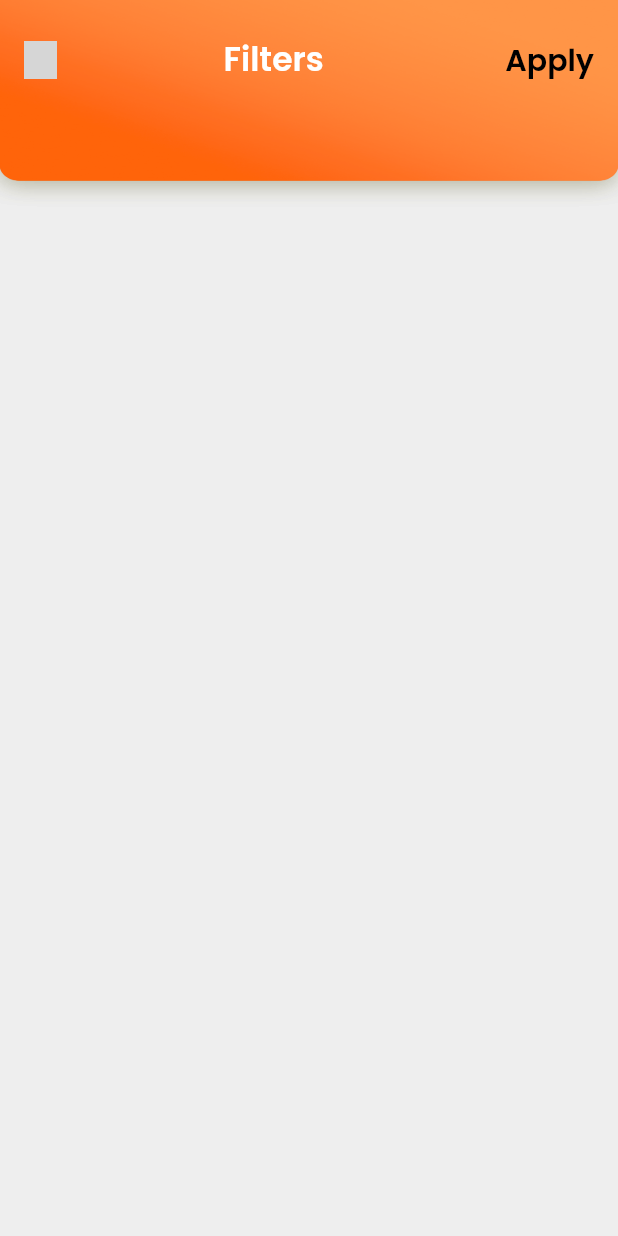
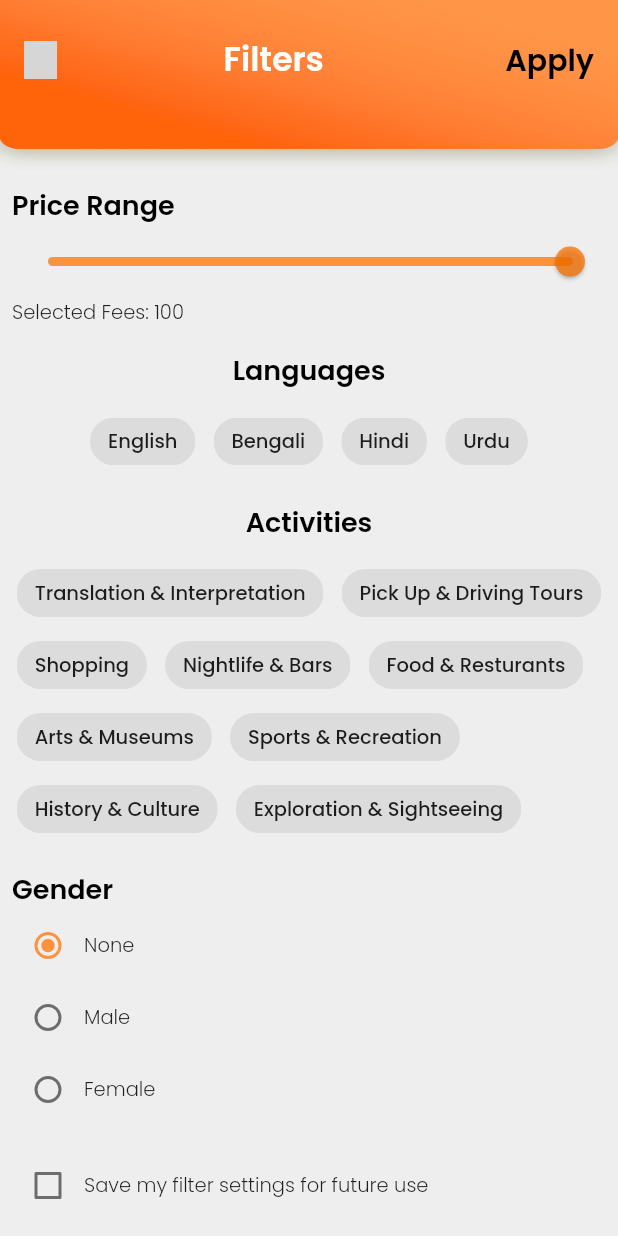
Before and after one commit to developersmartvoice/showbd, a Flutter app: the SearchedScreen screen opened directly, on a phone screen of 412 x 824 dp. Run offline on Flutter 3.47's test engine with Material 2 defaults, Android fonts, the phone set to English and light mode, and no system bars; our stand-ins replace cached_network_image, carousel_slider, cloud_firestore, dio, dotted_border, email_validator and 23 more; missing offline and left inert: connectycube_flutter_call_kit, connectycube_sdk, flutter_background, flutter_inappwebview, flutter_login_facebook, flutter_ringtone_player and 5 more; accounts and stored records are empty; network calls fail; statements that could not run were skipped; grey boxes are pictures that could not be loaded.

Commit message:
Searche Screen is changed to filter and added all the input field as like as show around

```diff
--- a/lib/views/SearchedScreen.dart
+++ b/lib/views/SearchedScreen.dart
@@ -35,6 +35,11 @@ class _SearchedScreenState extends State<SearchedScreen> {
   TextEditingController _textController = TextEditingController();
   SpecialityClass? specialityClass;
   List<String> departmentList = [];
+  double priceRange = 100;
+  List<String> selectedLanguages = [];
+  List<String> selectedActivities = [];
+  int selectedGender = 0; // 0: None, 1: Male, 2: Female
+  bool saveFilterSettings = false;
 
   @override
   void initState() {
@@ -43,13 +48,13 @@ class _SearchedScreenState extends State<SearchedScreen> {
     // _onChanged(widget.keyword);
     // _textController.text = widget.keyword;
     // searchKeyword = widget.keyword;
-    _scrollController.addListener(() {
-      if (_scrollController.position.pixels ==
-          _scrollController.position.maxScrollExtent) {
-        //print("Loadmore");
-        _loadMoreFunc();
-      }
-    });
+    // _scrollController.addListener(() {
+    //   if (_scrollController.position.pixels ==
+    //       _scrollController.position.maxScrollExtent) {
+    //     //print("Loadmore");
+    //     _loadMoreFunc();
+    //   }
+    // });
   }
 
   @override
@@ -276,7 +281,7 @@ class _SearchedScreenState extends State<SearchedScreen> {
       children: [
         Image.asset(
           "assets/homeScreenImages/header_bg.png",
-          height: 140,
+          height: MediaQuery.of(context).size.height * 0.14,
           width: MediaQuery.of(context).size.width,
           fit: BoxFit.fill,
         ),
@@ -447,9 +452,190 @@ class _SearchedScreenState extends State<SearchedScreen> {
   }
 
   Widget body() {
+    return Container(
+      child: Padding(
+        padding: const EdgeInsets.all(8.0),
+        child: Column(
+          children: [
+            _buildSlider('Price Range', priceRange, (value) {
+              setState(() {
+                priceRange = value.toDouble();
+              });
+            }),
+            SizedBox(height: 16),
+            _buildMultiSelect('Languages', selectedLanguages,
+                ['English', 'Bengali', 'Hindi', 'Urdu'], (value) {
+              setState(() {
+                selectedLanguages = value;
+              });
+            }),
+            SizedBox(height: 16),
+            _buildMultiSelect('Activities', selectedActivities, [
+              'Translation & Interpretation',
+              'Pick Up & Driving Tours',
+              'Shopping',
+              'Nightlife & Bars',
+              'Food & Resturants',
+              'Arts & Museums',
+              'Sports & Recreation',
+              'History & Culture',
+              'Exploration & Sightseeing'
+            ], (value) {
+              setState(() {
+                selectedActivities = value;
+              });
+            }),
+            SizedBox(height: 16),
+            _buildRadioButtons(
+                'Gender', selectedGender, ['None', 'Male', 'Female'], (value) {
+              setState(() {
+                selectedGender = value;
+              });
+            }),
+            SizedBox(height: 16),
+            _buildCheckbox(
+                'Save my filter settings for future use', saveFilterSettings,
+                (value) {
+              setState(() {
+                saveFilterSettings = value;
+              });
+            }),
+            SizedBox(height: 32),
+            Center(
+              child: ElevatedButton(
+                onPressed: _clearFilters,
+                style: ButtonStyle(
+                  backgroundColor: MaterialStateProperty.all<Color>(
+                      const Color.fromARGB(190, 255, 115,
+                          0)), // Set the background color to orange
+                ),
+                child: Text('Clear Filters'),
+              ),
+            ),
+          ],
+        ),
+      ),
+    );
+  }
+
+  Widget _buildSlider(String label, double value, ValueChanged<int> onChanged) {
     return Column(
-      children: [],
+      crossAxisAlignment: CrossAxisAlignment.start,
+      children: [
+        Text(
+          label,
+          style: GoogleFonts.poppins(
+              fontWeight: FontWeight.w600, color: BLACK, fontSize: 18),
+        ),
+        Slider(
+          value: value,
+          min: 0,
+          max: 100,
+          onChanged: (double newValue) {
+            onChanged(newValue.round()); // Round the double value to an integer
+          },
+          activeColor: Color.fromARGB(190, 255, 115, 0),
+        ),
+        Text('Selected Fees: ${value.round()}'),
+      ],
     );
+  }
+
+  Widget _buildMultiSelect(String label, List<String> selectedValues,
+      List<String> options, ValueChanged<List<String>> onChanged) {
+    return Container(
+      child: Column(
+        // crossAxisAlignment: CrossAxisAlignment.start,
+
+        children: [
+          Text(
+            label,
+            style: GoogleFonts.poppins(
+                fontWeight: FontWeight.w600, color: BLACK, fontSize: 18),
+          ),
+          SizedBox(
+            height: 10,
+          ),
+          Wrap(
+            spacing: 12.0,
+            children: options.map((option) {
+              return FilterChip(
+                label: Text(option),
+                selected: selectedValues.contains(option),
+                onSelected: (selected) {
+                  List<String> newSelectedValues = List.from(selectedValues);
+                  if (selected) {
+                    newSelectedValues.add(option);
+                  } else {
+                    newSelectedValues.remove(option);
+                  }
+                  onChanged(newSelectedValues);
+                },
+              );
+            }).toList(),
+          ),
+        ],
+      ),
+    );
+  }
+
+  Widget _buildRadioButtons(String label, int selectedValue,
+      List<String> options, ValueChanged<int> onChanged) {
+    return Column(
+      crossAxisAlignment: CrossAxisAlignment.start,
+      children: [
+        Text(
+          label,
+          style: GoogleFonts.poppins(
+              fontWeight: FontWeight.w600, color: BLACK, fontSize: 18),
+        ),
+        Column(
+          children: options.asMap().entries.map((entry) {
+            int index = entry.key;
+            String option = entry.value;
+            return Row(
+              children: [
+                Radio(
+                  value: index,
+                  groupValue: selectedValue,
+                  onChanged: (value) {
+                    onChanged(value as int);
+                  },
+                  activeColor: Color.fromARGB(190, 255, 115, 0),
+                ),
+                Text(option),
+              ],
+            );
+          }).toList(),
+        ),
+      ],
+    );
+  }
+
+  Widget _buildCheckbox(
+      String label, bool value, ValueChanged<bool> onChanged) {
+    return Row(
+      children: [
+        Checkbox(
+          value: value,
+          onChanged: (newValue) {
+            onChanged(newValue!);
+          },
+          activeColor: Color.fromARGB(190, 255, 115, 0),
+        ),
+        Text(label),
+      ],
+    );
+  }
+
+  void _clearFilters() {
+    setState(() {
+      priceRange = 100;
+      selectedLanguages = [];
+      selectedActivities = [];
+      selectedGender = 0;
+      saveFilterSettings = false;
+    });
   }
 
   _onChanged(String value) async {
@@ -497,28 +683,28 @@ class _SearchedScreenState extends State<SearchedScreen> {
     }
   }
 
-  _loadMoreFunc() async {
-    if (nextUrl == null) {
-      return;
-    }
-    setState(() {
-      isLoadingMore = true;
-    });
-    print(searchKeyword);
-    final response = await get(Uri.parse("$nextUrl&term=$searchKeyword"));
-    if (response.statusCode == 200) {
-      final jsonResponse = jsonDecode(response.body);
-      searchDoctorClass = SearchDoctorClass.fromJson(jsonResponse);
-      //print([0].name);
-      setState(() {
-        //print(searchDoctorClass.data.doctorData);
-        _newData.addAll(searchDoctorClass!.data!.doctorData!);
-        isLoadingMore = false;
-        nextUrl = searchDoctorClass!.data!.links!.last.url!;
-        print(nextUrl);
-      });
-    }
-  }
+  // _loadMoreFunc() async {
+  //   if (nextUrl == null) {
+  //     return;
+  //   }
+  //   setState(() {
+  //     isLoadingMore = true;
+  //   });
+  //   print(searchKeyword);
+  //   final response = await get(Uri.parse("$nextUrl&term=$searchKeyword"));
+  //   if (response.statusCode == 200) {
+  //     final jsonResponse = jsonDecode(response.body);
+  //     searchDoctorClass = SearchDoctorClass.fromJson(jsonResponse);
+  //     //print([0].name);
+  //     setState(() {
+  //       //print(searchDoctorClass.data.doctorData);
+  //       _newData.addAll(searchDoctorClass!.data!.doctorData!);
+  //       isLoadingMore = false;
+  //       nextUrl = searchDoctorClass!.data!.links!.last.url!;
+  //       print(nextUrl);
+  //     });
+  //   }
+  // }
 
   _onSubmit(String value) async {
     if (value.length == 0) {
```
